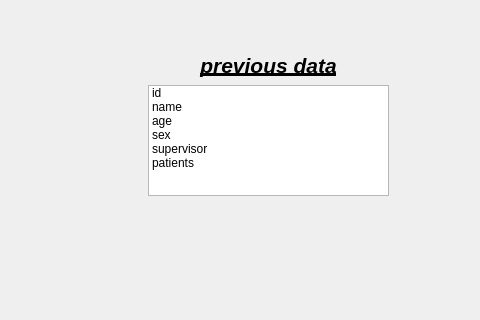
midou5098/hospital-remake, file hospital/mainwindow.ui: the form before one commit; both pictures show x 681 to 1161 and y 175 to 495 of the 1161 by 604 pixel window.
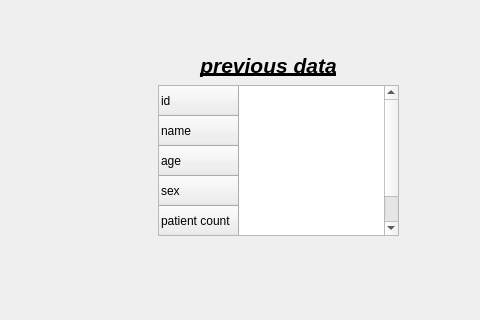
The form after the commit. The open tabs and pages were chosen to show the change.

What changed in the file:
```diff
--- a/hospital/mainwindow.ui
+++ b/hospital/mainwindow.ui
@@ -1933,47 +1933,7 @@
        <string>&lt;html&gt;&lt;head/&gt;&lt;body&gt;&lt;p align=&quot;center&quot;&gt;&lt;span style=&quot; font-size:24pt; font-weight:700; font-style:italic;&quot;&gt;modify nurse&lt;/span&gt;&lt;/p&gt;&lt;p align=&quot;center&quot;&gt;&lt;br/&gt;&lt;/p&gt;&lt;/body&gt;&lt;/html&gt;</string>
       </property>
      </widget>
-     <widget class="QListWidget" name="listWidget_2">
-      <property name="geometry">
-       <rect>
-        <x>830</x>
-        <y>260</y>
-        <width>241</width>
-        <height>111</height>
-       </rect>
-      </property>
-      <item>
-       <property name="text">
-        <string>id</string>
-       </property>
-      </item>
-      <item>
-       <property name="text">
-        <string>name</string>
-       </property>
-      </item>
-      <item>
-       <property name="text">
-        <string>age</string>
-       </property>
-      </item>
-      <item>
-       <property name="text">
-        <string>sex</string>
-       </property>
-      </item>
-      <item>
-       <property name="text">
-        <string>supervisor</string>
-       </property>
-      </item>
-      <item>
-       <property name="text">
-        <string>patients</string>
-       </property>
-      </item>
-     </widget>
-     <widget class="QPushButton" name="pushButton_3">
+     <widget class="QPushButton" name="search_nurse_up">
       <property name="geometry">
        <rect>
         <x>630</x>
@@ -2130,6 +2090,41 @@
        <string/>
       </property>
      </widget>
+     <widget class="QTableWidget" name="previous_data_n">
+      <property name="geometry">
+       <rect>
+        <x>840</x>
+        <y>260</y>
+        <width>241</width>
+        <height>151</height>
+       </rect>
+      </property>
+      <row>
+       <property name="text">
+        <string>id</string>
+       </property>
+      </row>
+      <row>
+       <property name="text">
+        <string>name</string>
+       </property>
+      </row>
+      <row>
+       <property name="text">
+        <string>age</string>
+       </property>
+      </row>
+      <row>
+       <property name="text">
+        <string>sex</string>
+       </property>
+      </row>
+      <row>
+       <property name="text">
+        <string>patient count</string>
+       </property>
+      </row>
+     </widget>
     </widget>
     <widget class="QWidget" name="modify_p">
      <widget class="QPushButton" name="pushButton_7">
```
Left out of the diff: 10 changed lines with no effect on the pictures.
